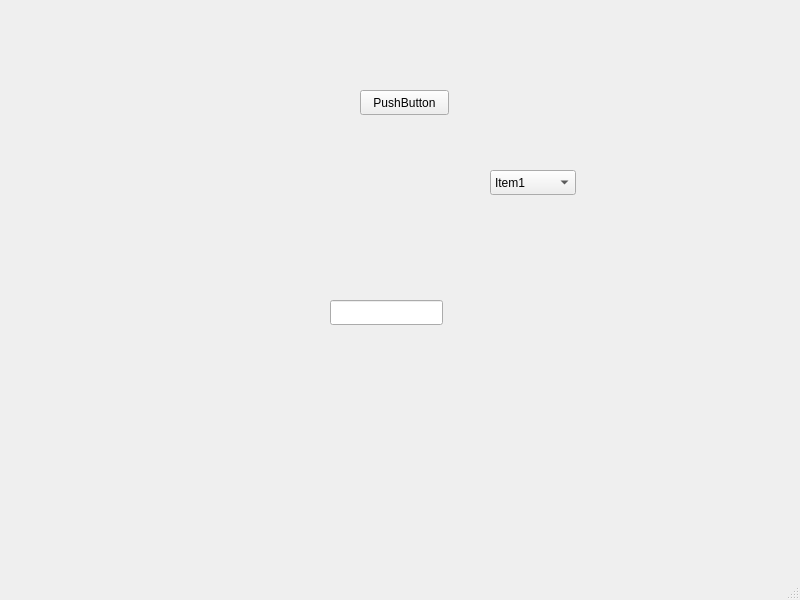
First picture: the form in qtlearnings/cfgpage/mainwindow.ui, repository ldhshao/mylearnings, before the edit.
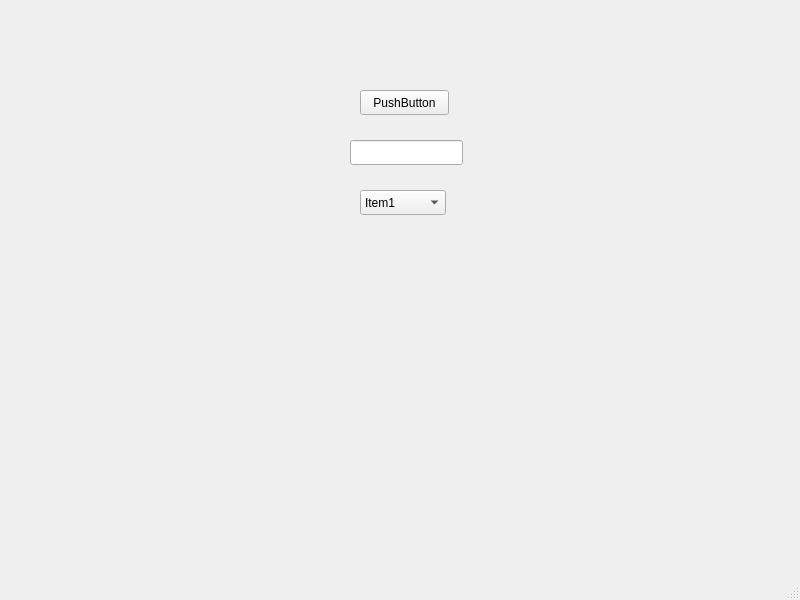
Second picture: the form after the edit.

What changed in the file:
```diff
--- a/qtlearnings/cfgpage/mainwindow.ui
+++ b/qtlearnings/cfgpage/mainwindow.ui
@@ -52,8 +52,8 @@
    <widget class="QLineEdit" name="lineEdit">
     <property name="geometry">
      <rect>
-      <x>330</x>
-      <y>300</y>
+      <x>350</x>
+      <y>140</y>
       <width>113</width>
       <height>25</height>
      </rect>
@@ -62,8 +62,8 @@
    <widget class="QComboBox" name="comboBox">
     <property name="geometry">
      <rect>
-      <x>490</x>
-      <y>170</y>
+      <x>360</x>
+      <y>190</y>
       <width>86</width>
       <height>25</height>
      </rect>
```
